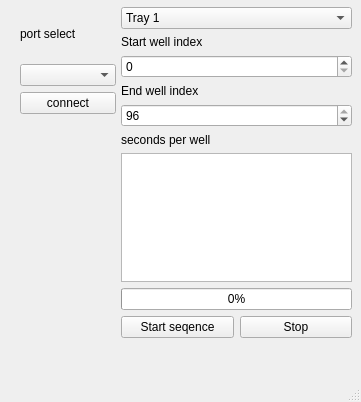
Before: the Qt Designer form mainwindow.ui in nrish/machine-interface-caltech, drawn with Qt 5.
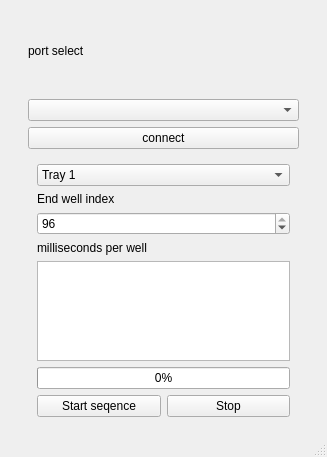
After: the same form once the commit is applied.

Commit message: Adjusted layout

```diff
--- a/mainwindow.ui
+++ b/mainwindow.ui
@@ -6,23 +6,22 @@
    <rect>
     <x>0</x>
     <y>0</y>
-    <width>361</width>
-    <height>402</height>
+    <width>327</width>
+    <height>457</height>
    </rect>
   </property>
+  <property name="minimumSize">
+   <size>
+    <width>327</width>
+    <height>457</height>
+   </size>
+  </property>
   <property name="windowTitle">
    <string>MainWindow</string>
   </property>
   <widget class="QWidget" name="centralwidget">
-   <widget class="QWidget" name="layoutWidget">
-    <property name="geometry">
-     <rect>
-      <x>20</x>
-      <y>10</y>
-      <width>96</width>
-      <height>104</height>
-     </rect>
-    </property>
+   <layout class="QGridLayout" name="gridLayout">
+    <item row="0" column="1">
     <layout class="QVBoxLayout" name="verticalLayout_3">
      <item>
       <widget class="QLabel" name="label_4">
@@ -42,18 +41,17 @@
       </widget>
      </item>
     </layout>
-   </widget>
-   <widget class="QWidget" name="inputBox" native="true">
+    </item>
+    <item row="1" column="1">
+     <widget class="QFrame" name="inputBox">
     <property name="enabled">
      <bool>true</bool>
     </property>
-    <property name="geometry">
-     <rect>
-      <x>121</x>
-      <y>7</y>
-      <width>231</width>
-      <height>331</height>
-     </rect>
+      <property name="maximumSize">
+       <size>
+        <width>271</width>
+        <height>271</height>
+       </size>
     </property>
     <property name="autoFillBackground">
      <bool>false</bool>
@@ -115,23 +113,6 @@
          </item>
         </widget>
        </item>
-       <item>
-        <widget class="QLabel" name="label">
-         <property name="text">
-          <string>Start well index</string>
-         </property>
-         <property name="buddy">
-          <cstring>inputBox</cstring>
-         </property>
-        </widget>
-       </item>
-       <item>
-        <widget class="QSpinBox" name="startWell">
-         <property name="maximum">
-          <number>96</number>
-         </property>
-        </widget>
-       </item>
        <item>
         <widget class="QLabel" name="label_2">
          <property name="text">
@@ -152,7 +133,7 @@
        <item>
         <widget class="QLabel" name="label_3">
          <property name="text">
-          <string>seconds per well</string>
+            <string>milliseconds per well</string>
          </property>
         </widget>
        </item>
@@ -188,6 +169,8 @@
      </item>
     </layout>
    </widget>
+    </item>
+   </layout>
   </widget>
   <widget class="QMenuBar" name="menubar">
    <property name="geometry">
```
Left out of the diff: 2 changed lines with no effect on the pictures. Lines whose indentation alone changed are shown as unchanged. The commit also changes 2 other files.
